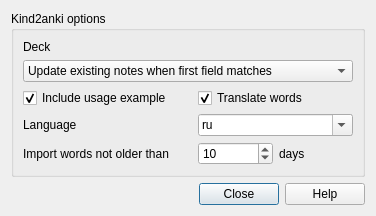
Qt form kind2anki/kind2anki_ui.ui (whitepyjamas/kind2anki) before a commit.
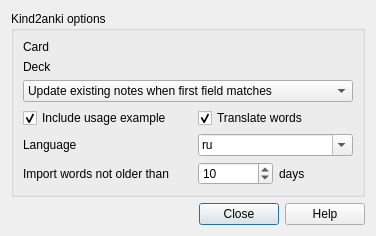
The same form after that commit.

Commit message: select note type

```diff
--- a/kind2anki/kind2anki_ui.ui
+++ b/kind2anki/kind2anki_ui.ui
@@ -27,9 +27,19 @@
          <enum>QLayout::SetFixedSize</enum>
         </property>
         <item row="0" column="1">
-         <widget class="QWidget" name="deckArea" native="true"/>
+         <widget class="QWidget" name="cardArea" native="true"/>
         </item>
         <item row="0" column="0">
+         <widget class="QLabel" name="label_card">
+          <property name="text">
+           <string>Card</string>
+          </property>
+         </widget>
+        </item>
+        <item row="1" column="1">
+         <widget class="QWidget" name="deckArea" native="true"/>
+        </item>
+        <item row="1" column="0">
          <widget class="QLabel" name="label_2">
           <property name="text">
            <string>Deck</string>
```
The commit also changes 1 other file.
